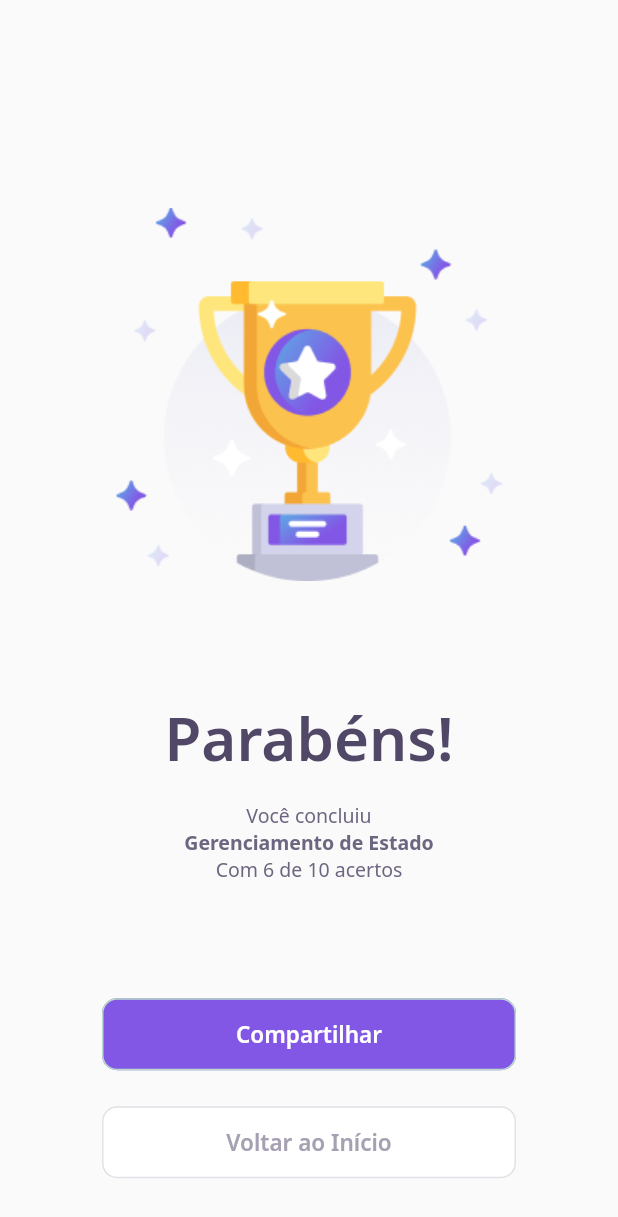
After one commit to mattatito/dev.quiz, a Flutter app: the ResultPage screen opened directly, on a phone screen of 412 x 824 dp. The commit adds this screen. Shown: the top 1217 px of the screen. Run offline on Flutter 3.47's test engine with Material 2 defaults, Android fonts, the phone set to English and light mode, and no system bars; our stand-ins replace google_fonts; network calls fail.

Commit message:
criando tela de resultado

```diff
--- a/lib/challenge/challenge_page.dart
+++ b/lib/challenge/challenge_page.dart
@@ -1,6 +1,7 @@
 import 'package:dev_quiz/challenge/widgets/next_button/next_button_widget.dart';
 import 'package:dev_quiz/challenge/widgets/question_indicator/question_indicator_widget.dart';
 import 'package:dev_quiz/challenge/widgets/quiz/quiz_widget.dart';
+import 'package:dev_quiz/result/result_page.dart';
 import 'package:dev_quiz/shared/models/question_model.dart';
 import 'package:flutter/material.dart';
 
@@ -90,7 +91,7 @@ class _ChallengePageState extends State<ChallengePage> {
                             child: NextButtonWidget.green(
                               label: "Confirmar",
                               onTap: () {
-                                Navigator.pop(context);
+                                Navigator.pushReplacement(context, MaterialPageRoute(builder: (context) => ResultPage()));
                               },
                             ),
                           )
--- a/lib/challenge/widgets/next_button/next_button_widget.dart
+++ b/lib/challenge/widgets/next_button/next_button_widget.dart
@@ -20,6 +20,14 @@ class NextButtonWidget extends StatelessWidget {
 
   NextButtonWidget.green({required String label, required VoidCallback onTap})
       : this.backgroundColor = AppColors.darkGreen,
+        this.fontColor = AppColors.white,
+        this.borderColor = AppColors.green,
+        this.onTap = onTap,
+        this.label = label
+  ;
+
+  NextButtonWidget.purple({required String label, required VoidCallback onTap})
+      : this.backgroundColor = AppColors.purple,
         this.fontColor = AppColors.white,
         this.borderColor = AppColors.green,
         this.onTap = onTap,
--- /dev/null
+++ b/lib/result/result_page.dart
@@ -0,0 +1,77 @@
+import 'package:dev_quiz/challenge/widgets/next_button/next_button_widget.dart';
+import 'package:dev_quiz/core/app_images.dart';
+import 'package:dev_quiz/core/app_text_styles.dart';
+import 'package:flutter/material.dart';
+
+class ResultPage extends StatelessWidget {
+  @override
+  Widget build(BuildContext context) {
+    return Scaffold(
+      body: Container(
+        width: double.maxFinite,
+        padding: EdgeInsets.only(top: 100,),
+        child: Column(
+          mainAxisAlignment: MainAxisAlignment.spaceAround,
+          children: [
+            Image.asset(AppImages.trophy),
+            Column(
+              children: [
+                Text(
+                  "Parabéns!",
+                  style: AppTextStyles.heading40,
+                ),
+                SizedBox(
+                  height: 16,
+                ),
+                Text.rich(
+                  TextSpan(
+                      text: "Você concluiu ",
+                      style: AppTextStyles.body,
+                      children: [
+                        TextSpan(
+                          text: "\nGerenciamento de Estado",
+                          style: AppTextStyles.bodyBold,
+                        ),
+                        TextSpan(
+                          text: "\nCom 6 de 10 acertos",
+                          style: AppTextStyles.body,
+                        )
+                      ]),
+                  textAlign: TextAlign.center,
+                ),
+
+              ],
+            ),
+           Column(
+
+             children: [
+               Row(
+                 children: [
+                   Expanded(child: Padding(
+                     padding: const EdgeInsets.symmetric(horizontal: 68),
+                     child: NextButtonWidget.purple(label: "Compartilhar", onTap: (){}),
+                   )),
+                 ],
+               ),
+               SizedBox(
+                 height: 24,
+               ),
+               Row(
+                 children: [
+                   Expanded(child: Padding(
+                     padding: const EdgeInsets.symmetric(horizontal: 68),
+                     child: NextButtonWidget.white(label: "Voltar ao Início", onTap: (){
+                       Navigator.pop(context);
+                     }),
+                   )),
+                 ],
+               )
+             ],
+           )
+          ],
+
+        ),
+      ),
+    );
+  }
+}
```
Also changed, not shown: assets/images/trophy.png.
